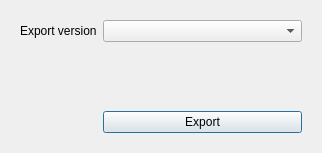
Qt form src/VeraGrid/Gui/FileDialogues/PsseDialogue/psse_export_gui.ui (SanPen/VeraGrid) before a commit.
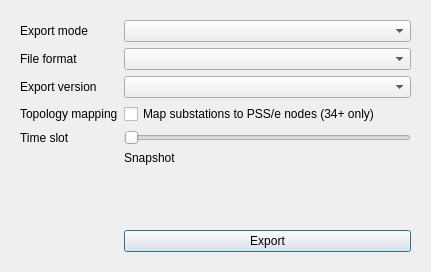
The same form after that commit.

```diff
--- a/src/VeraGrid/Gui/FileDialogues/PsseDialogue/psse_export_gui.ui
+++ b/src/VeraGrid/Gui/FileDialogues/PsseDialogue/psse_export_gui.ui
@@ -2,12 +2,12 @@
 <ui version="4.0">
  <class>PsseExportDialog</class>
  <widget class="QDialog" name="PsseExportDialog">
-  <property name="geometry">
+ <property name="geometry">
    <rect>
     <x>0</x>
     <y>0</y>
-    <width>318</width>
-    <height>153</height>
+    <width>431</width>
+    <height>272</height>
    </rect>
   </property>
   <property name="windowTitle">
@@ -30,23 +30,84 @@
      </property>
      <layout class="QFormLayout" name="formLayout">
       <item row="0" column="0">
+       <widget class="QLabel" name="label_export_mode">
+        <property name="text">
+         <string>Export mode</string>
+        </property>
+       </widget>
+      </item>
+      <item row="0" column="1">
+       <widget class="QComboBox" name="psse_export_mode_comboBox"/>
+      </item>
+      <item row="1" column="0">
+       <widget class="QLabel" name="label_file_format">
+        <property name="text">
+         <string>File format</string>
+        </property>
+       </widget>
+      </item>
+      <item row="1" column="1">
+       <widget class="QComboBox" name="psse_file_format_comboBox"/>
+      </item>
+      <item row="2" column="0">
        <widget class="QLabel" name="label_112">
         <property name="text">
          <string>Export version</string>
         </property>
        </widget>
       </item>
-      <item row="0" column="1">
-       <widget class="QComboBox" name="raw_export_version_comboBox"/>
-      </item>
       <item row="2" column="1">
+       <widget class="QComboBox" name="raw_export_version_comboBox"/>
+      </item>
+      <item row="3" column="0">
+       <widget class="QLabel" name="label_topology_mapping">
+        <property name="text">
+         <string>Topology mapping</string>
+        </property>
+       </widget>
+      </item>
+      <item row="3" column="1">
+       <widget class="QCheckBox" name="node_breaker_checkbox">
+        <property name="text">
+         <string>Map substations to PSS/e nodes (34+ only)</string>
+        </property>
+       </widget>
+      </item>
+      <item row="4" column="0">
+       <widget class="QLabel" name="label_time_slot">
+        <property name="text">
+         <string>Time slot</string>
+        </property>
+       </widget>
+      </item>
+      <item row="4" column="1">
+       <widget class="QSlider" name="time_slot_slider">
+        <property name="minimum">
+         <number>-1</number>
+        </property>
+        <property name="maximum">
+         <number>-1</number>
+        </property>
+        <property name="orientation">
+         <enum>Qt::Orientation::Horizontal</enum>
+        </property>
+       </widget>
+      </item>
+      <item row="5" column="1">
+       <widget class="QLabel" name="time_slot_label">
+        <property name="text">
+         <string>Snapshot</string>
+        </property>
+       </widget>
+      </item>
+      <item row="7" column="1">
        <widget class="QPushButton" name="exportButton">
         <property name="text">
          <string>Export</string>
         </property>
        </widget>
       </item>
-      <item row="1" column="1">
+      <item row="6" column="1">
        <spacer name="verticalSpacer">
         <property name="orientation">
          <enum>Qt::Orientation::Vertical</enum>
```
